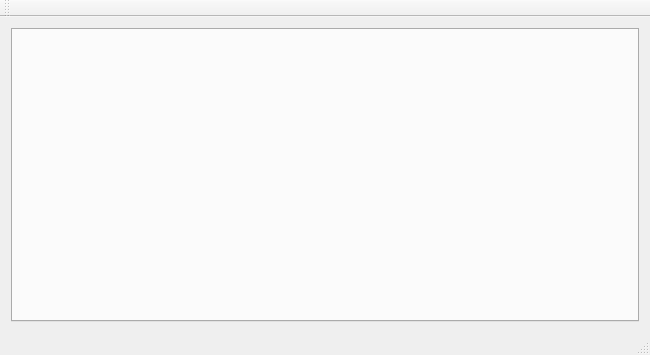
The window that mainwindow.ui (umed/laba) describes before a commit, drawn with Qt 5.
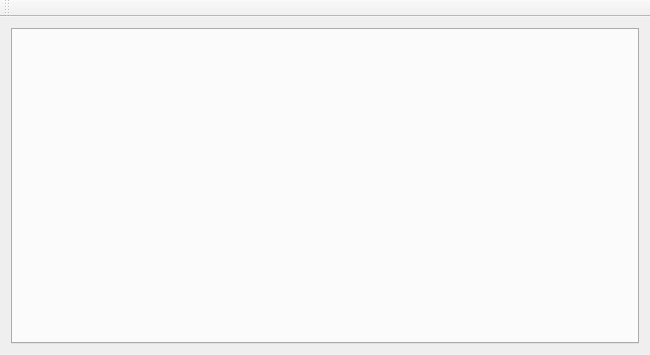
The same window after the commit.

Commit message: Fixed some issue, added ui implementation

```diff
--- a/mainwindow.ui
+++ b/mainwindow.ui
@@ -39,7 +39,6 @@
     <bool>false</bool>
    </attribute>
   </widget>
-  <widget class="QStatusBar" name="statusBar"/>
  </widget>
  <layoutdefault spacing="6" margin="11"/>
  <resources/>
```
Left out of the diff: 13 changed lines with no effect on the pictures. The commit also changes 6 other files.
